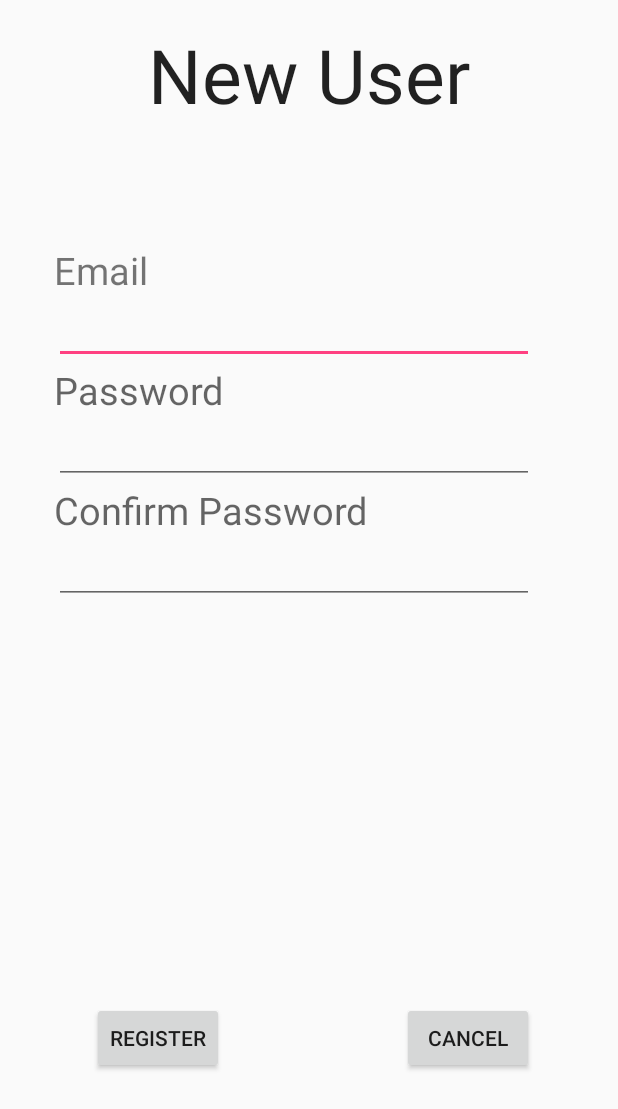
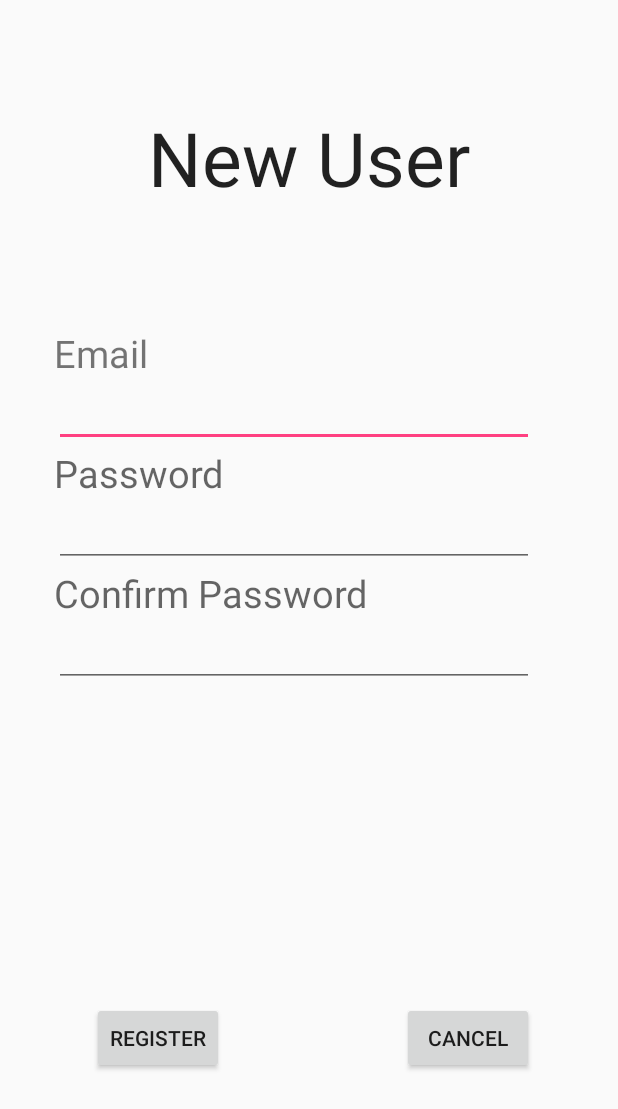
Before and after one commit to chills510/Whats_Good, an Android app: the layout content_registration.xml on its own in the app's theme, with its tools: preview values and no code run, on a phone screen of 412 x 824 dp. Shown: the top 1109 px of the screen. Run offline under Robolectric (Android 15) with nearby library versions, the phone set to English and light mode, and no system bars.

```diff
--- a/app/src/main/res/layout/content_registration.xml
+++ b/app/src/main/res/layout/content_registration.xml
@@ -20,7 +20,8 @@
         android:id="@+id/etRegister"
         android:textSize="50dp"
         android:layout_alignParentTop="true"
-        android:layout_centerHorizontal="true" />
+        android:layout_centerHorizontal="true"
+        android:layout_marginTop="55dp" />
 
     <TextView
         android:layout_width="wrap_content"
```
